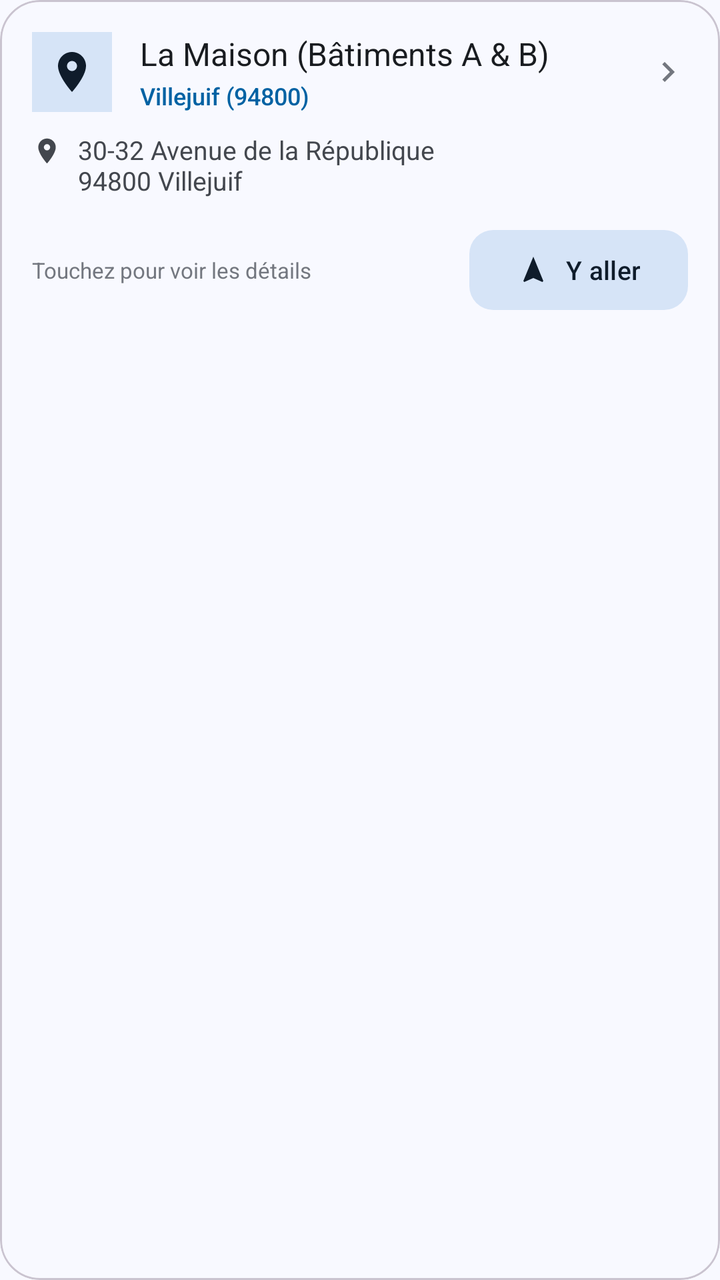
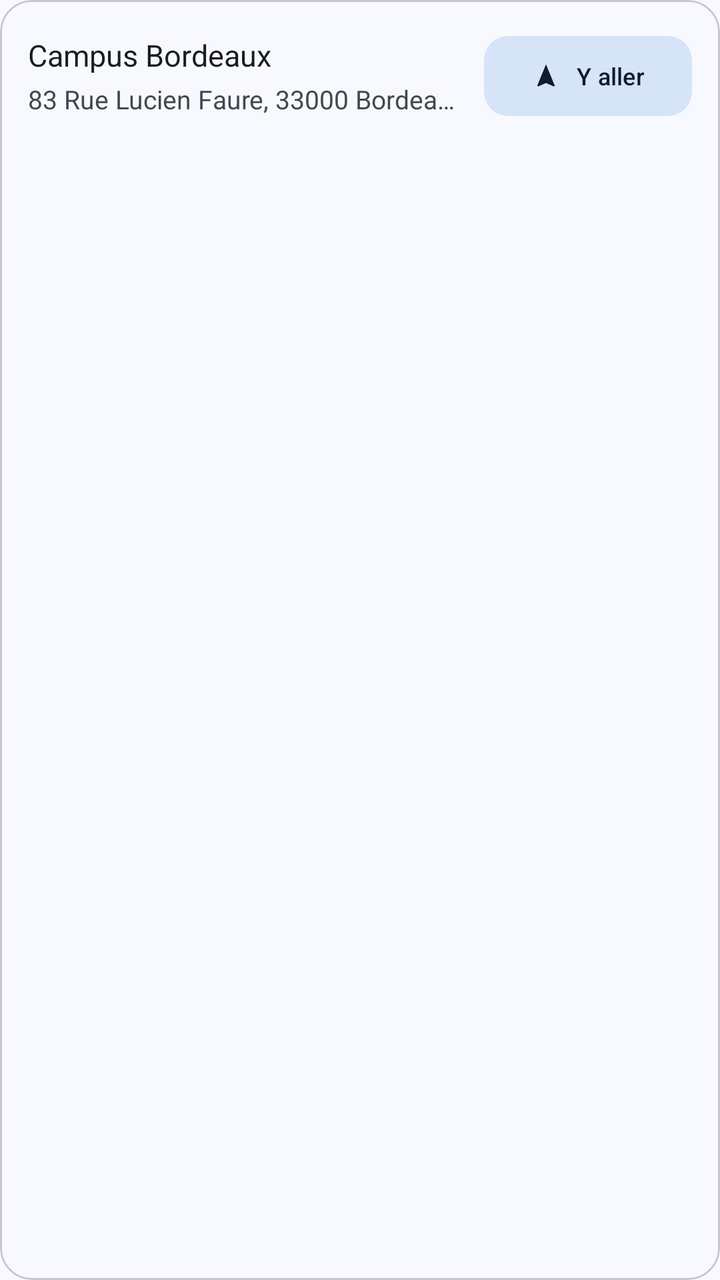

Two renders of the same Android screen: before a commit and after it. Below are the layout's source before the change and the commit's diff.
<!-- AndroidManifest.xml: application theme Theme.MyeFoss -->
<!-- res/layout/item_campus_card.xml -->
<?xml version="1.0" encoding="utf-8"?>
<com.google.android.material.card.MaterialCardView xmlns:android="http://schemas.android.com/apk/res/android"
    xmlns:app="http://schemas.android.com/apk/res-auto"
    android:layout_width="match_parent"
    android:layout_height="wrap_content"
    android:layout_marginBottom="12dp"
    android:clickable="true"
    android:focusable="true"
    android:foreground="?attr/selectableItemBackground"
    app:cardCornerRadius="20dp"
    app:cardElevation="0dp"
    app:strokeWidth="1dp"
    app:strokeColor="?attr/colorOutlineVariant"
    app:cardBackgroundColor="?attr/colorSurface">

    <LinearLayout
        android:layout_width="match_parent"
        android:layout_height="wrap_content"
        android:orientation="vertical"
        android:padding="16dp">

        <LinearLayout
            android:layout_width="match_parent"
            android:layout_height="wrap_content"
            android:gravity="center_vertical"
            android:orientation="horizontal">

            <ImageView
                android:id="@+id/ivCampusIcon"
                android:layout_width="40dp"
                android:layout_height="40dp"
                android:background="?attr/colorSecondaryContainer"
                android:padding="8dp"
                android:src="@drawable/ic_location"
                app:tint="?attr/colorOnSecondaryContainer" />

            <LinearLayout
                android:layout_width="0dp"
                android:layout_height="wrap_content"
                android:layout_marginStart="14dp"
                android:layout_weight="1"
                android:orientation="vertical">

                <TextView
                    android:id="@+id/tvCampusName"
                    android:layout_width="wrap_content"
                    android:layout_height="wrap_content"
                    android:fontFamily="sans-serif-bold"
                    android:textColor="?attr/colorOnSurface"
                    android:textSize="16sp"
                    android:text="La Maison (Bâtiments A &amp; B)" />

                <TextView
                    android:id="@+id/tvCampusSubtitle"
                    android:layout_width="wrap_content"
                    android:layout_height="wrap_content"
                    android:layout_marginTop="2dp"
                    android:textColor="?attr/colorPrimary"
                    android:fontFamily="sans-serif-medium"
                    android:textSize="12sp"
                    android:text="Villejuif (94800)" />

            </LinearLayout>

            <ImageView
                android:layout_width="20dp"
                android:layout_height="20dp"
                android:src="@drawable/ic_chevron_right"
                app:tint="?attr/colorOutline" />

        </LinearLayout>

        
        <LinearLayout
            android:layout_width="match_parent"
            android:layout_height="wrap_content"
            android:layout_marginTop="10dp"
            android:gravity="top"
            android:orientation="horizontal">

            <ImageView
                android:layout_width="15dp"
                android:layout_height="15dp"
                android:layout_marginTop="2dp"
                android:src="@drawable/ic_location"
                app:tint="?attr/colorOnSurfaceVariant" />

            <TextView
                android:id="@+id/tvCampusAddress"
                android:layout_width="0dp"
                android:layout_height="wrap_content"
                android:layout_marginStart="8dp"
                android:layout_weight="1"
                android:textColor="?attr/colorOnSurfaceVariant"
                android:textSize="13sp"
                android:maxLines="2"
                android:ellipsize="end"
                android:text="30-32 Avenue de la République\n94800 Villejuif" />

        </LinearLayout>

        
        <TextView
            android:id="@+id/tvCampusSites"
            android:layout_width="match_parent"
            android:layout_height="wrap_content"
            android:layout_marginTop="6dp"
            android:textSize="12sp"
            android:textColor="?attr/colorOutline"
            android:fontFamily="sans-serif"
            android:visibility="gone"
            android:text="Bâtiments A &amp; B, amphis, scolarité" />

        
        <LinearLayout
            android:layout_width="match_parent"
            android:layout_height="wrap_content"
            android:layout_marginTop="12dp"
            android:gravity="end|center_vertical"
            android:orientation="horizontal">

            <TextView
                android:id="@+id/tvClickForDetailsHint"
                android:layout_width="0dp"
                android:layout_height="wrap_content"
                android:layout_weight="1"
                android:text="Touchez pour voir les détails"
                android:textColor="?attr/colorOutline"
                android:textSize="11sp" />

            <com.google.android.material.button.MaterialButton
                android:id="@+id/btnNavigateCampus"
                style="@style/Widget.Material3.Button.TonalButton"
                android:layout_width="wrap_content"
                android:layout_height="wrap_content"
                android:text="Y aller"
                android:textSize="13sp"
                android:fontFamily="sans-serif-medium"
                app:cornerRadius="12dp"
                app:icon="@drawable/ic_navigation"
                app:iconSize="16dp" />

        </LinearLayout>

    </LinearLayout>

</com.google.android.material.card.MaterialCardView>
<!-- resources referenced by this layout -->
<resources>
  <!-- drawable ic_chevron_right (drawable) -->
  <vector xmlns:android="http://schemas.android.com/apk/res/android"
      android:width="24dp"
      android:height="24dp"
      android:viewportWidth="24"
      android:viewportHeight="24">
      <path
          android:fillColor="?attr/colorOnSurface"
          android:pathData="M10,6L8.59,7.41 13.17,12l-4.58,4.59L10,18l6,-6z"/>
  </vector>
  <!-- drawable ic_location (drawable) -->
  <vector xmlns:android="http://schemas.android.com/apk/res/android"
      android:width="24dp"
      android:height="24dp"
      android:viewportWidth="24"
      android:viewportHeight="24">
      <path
          android:fillColor="?attr/colorOnSurfaceVariant"
          android:pathData="M12,2C8.13,2 5,5.13 5,9c0,5.25 7,13 7,13s7,-7.75 7,-13c0,-3.87 -3.13,-7 -7,-7zM12,11.5c-1.38,0 -2.5,-1.12 -2.5,-2.5s1.12,-2.5 2.5,-2.5 2.5,1.12 2.5,2.5 -1.12,2.5 -2.5,2.5z"/>
  </vector>
  <!-- drawable ic_navigation (drawable) -->
  <vector xmlns:android="http://schemas.android.com/apk/res/android"
      android:width="24dp"
      android:height="24dp"
      android:viewportWidth="24"
      android:viewportHeight="24">
      <path
          android:fillColor="?attr/colorOnSurfaceVariant"
          android:pathData="M12,2L4.5,20.29l0.71,0.71L12,18l6.79,3 0.71,-0.71z"/>
  </vector>
  <color name="md_theme_light_primary">#0062A3</color>
  <color name="md_theme_light_onPrimary">#FFFFFF</color>
  <color name="md_theme_light_primaryContainer">#D0E4FF</color>
  <color name="md_theme_light_onPrimaryContainer">#001D36</color>
  <color name="md_theme_light_secondary">#525F70</color>
  <color name="md_theme_light_onSecondary">#FFFFFF</color>
  <color name="md_theme_light_secondaryContainer">#D6E4F7</color>
  <color name="md_theme_light_onSecondaryContainer">#0F1C2B</color>
  <color name="md_theme_light_tertiary">#6B5778</color>
  <color name="md_theme_light_onTertiary">#FFFFFF</color>
  <color name="md_theme_light_tertiaryContainer">#F2DAFF</color>
  <color name="md_theme_light_onTertiaryContainer">#251432</color>
  <color name="md_theme_light_background">#F8F9FF</color>
  <color name="md_theme_light_onBackground">#191C20</color>
  <color name="md_theme_light_surface">#F8F9FF</color>
  <color name="md_theme_light_onSurface">#191C20</color>
  <color name="md_theme_light_surfaceVariant">#DFE3EB</color>
  <color name="md_theme_light_onSurfaceVariant">#43474E</color>
  <color name="md_theme_light_outline">#73777F</color>
  <!-- unchanged entries left out for length: 1 -->
</resources>

<!-- the commit's change to res/layout/item_campus_card.xml (unified diff, before → after) -->
@@ -3,11 +3,11 @@
     xmlns:app="http://schemas.android.com/apk/res-auto"
     android:layout_width="match_parent"
     android:layout_height="wrap_content"
-    android:layout_marginBottom="12dp"
+    android:layout_marginBottom="10dp"
     android:clickable="true"
     android:focusable="true"
     android:foreground="?attr/selectableItemBackground"
-    app:cardCornerRadius="20dp"
+    app:cardCornerRadius="16dp"
     app:cardElevation="0dp"
     app:strokeWidth="1dp"
     app:strokeColor="?attr/colorOutlineVariant"
@@ -16,131 +16,51 @@
     <LinearLayout
         android:layout_width="match_parent"
         android:layout_height="wrap_content"
-        android:orientation="vertical"
-        android:padding="16dp">
+        android:gravity="center_vertical"
+        android:orientation="horizontal"
+        android:padding="14dp">
 
         <LinearLayout
-            android:layout_width="match_parent"
+            android:layout_width="0dp"
             android:layout_height="wrap_content"
-            android:gravity="center_vertical"
-            android:orientation="horizontal">
+            android:layout_weight="1"
+            android:orientation="vertical">
 
-            <ImageView
-                android:id="@+id/ivCampusIcon"
-                android:layout_width="40dp"
-                android:layout_height="40dp"
-                android:background="?attr/colorSecondaryContainer"
-                android:padding="8dp"
-                android:src="@drawable/ic_location"
-                app:tint="?attr/colorOnSecondaryContainer" />
+            <TextView
+                android:id="@+id/tvCampusName"
+                android:layout_width="wrap_content"
+                android:layout_height="wrap_content"
+                android:fontFamily="sans-serif-bold"
+                android:textColor="?attr/colorOnSurface"
+                android:textSize="15sp"
+                android:text="Campus Bordeaux" />
 
-            <LinearLayout
-                android:layout_width="0dp"
+            <TextView
+                android:id="@+id/tvCampusAddress"
+                android:layout_width="wrap_content"
                 android:layout_height="wrap_content"
-                android:layout_marginStart="14dp"
-                android:layout_weight="1"
-                android:orientation="vertical">
-
-                <TextView
-                    android:id="@+id/tvCampusName"
-                    android:layout_width="wrap_content"
-                    android:layout_height="wrap_content"
-                    android:fontFamily="sans-serif-bold"
-                    android:textColor="?attr/colorOnSurface"
-                    android:textSize="16sp"
-                    android:text="La Maison (Bâtiments A &amp; B)" />
-
-                <TextView
-                    android:id="@+id/tvCampusSubtitle"
-                    android:layout_width="wrap_content"
-                    android:layout_height="wrap_content"
-                    android:layout_marginTop="2dp"
-                    android:textColor="?attr/colorPrimary"
-                    android:fontFamily="sans-serif-medium"
-                    android:textSize="12sp"
-                    android:text="Villejuif (94800)" />
-
-            </LinearLayout>
-
-            <ImageView
-                android:layout_width="20dp"
-                android:layout_height="20dp"
-                android:src="@drawable/ic_chevron_right"
-                app:tint="?attr/colorOutline" />
+                android:layout_marginTop="3dp"
+                android:textColor="?attr/colorOnSurfaceVariant"
+                android:textSize="13sp"
+                android:maxLines="1"
+                android:ellipsize="end"
+                android:text="83 Rue Lucien Faure, 33000 Bordeaux" />
 
         </LinearLayout>
 
         
-        <LinearLayout
-            android:layout_width="match_parent"
+        <com.google.android.material.button.MaterialButton
+            android:id="@+id/btnNavigateCampus"
+            style="@style/Widget.Material3.Button.TonalButton"
+            android:layout_width="wrap_content"
             android:layout_height="wrap_content"
-            android:layout_marginTop="10dp"
-            android:gravity="top"
-            android:orientation="horizontal">
-
-            <ImageView
-                android:layout_width="15dp"
-                android:layout_height="15dp"
-                android:layout_marginTop="2dp"
-                android:src="@drawable/ic_location"
-                app:tint="?attr/colorOnSurfaceVariant" />
-
-            <TextView
-                android:id="@+id/tvCampusAddress"
-                android:layout_width="0dp"
-                android:layout_height="wrap_content"
-                android:layout_marginStart="8dp"
-                android:layout_weight="1"
-                android:textColor="?attr/colorOnSurfaceVariant"
-                android:textSize="13sp"
-                android:maxLines="2"
-                android:ellipsize="end"
-                android:text="30-32 Avenue de la République\n94800 Villejuif" />
-
-        </LinearLayout>
-
-        
-        <TextView
-            android:id="@+id/tvCampusSites"
-            android:layout_width="match_parent"
-            android:layout_height="wrap_content"
-            android:layout_marginTop="6dp"
+            android:layout_marginStart="10dp"
+            android:text="Y aller"
             android:textSize="12sp"
-            android:textColor="?attr/colorOutline"
-            android:fontFamily="sans-serif"
-            android:visibility="gone"
-            android:text="Bâtiments A &amp; B, amphis, scolarité" />
-
-        
-        <LinearLayout
-            android:layout_width="match_parent"
-            android:layout_height="wrap_content"
-            android:layout_marginTop="12dp"
-            android:gravity="end|center_vertical"
-            android:orientation="horizontal">
-
-            <TextView
-                android:id="@+id/tvClickForDetailsHint"
-                android:layout_width="0dp"
-                android:layout_height="wrap_content"
-                android:layout_weight="1"
-                android:text="Touchez pour voir les détails"
-                android:textColor="?attr/colorOutline"
-                android:textSize="11sp" />
-
-            <com.google.android.material.button.MaterialButton
-                android:id="@+id/btnNavigateCampus"
-                style="@style/Widget.Material3.Button.TonalButton"
-                android:layout_width="wrap_content"
-                android:layout_height="wrap_content"
-                android:text="Y aller"
-                android:textSize="13sp"
-                android:fontFamily="sans-serif-medium"
-                app:cornerRadius="12dp"
-                app:icon="@drawable/ic_navigation"
-                app:iconSize="16dp" />
-
-        </LinearLayout>
+            android:fontFamily="sans-serif-medium"
+            app:cornerRadius="12dp"
+            app:icon="@drawable/ic_navigation"
+            app:iconSize="14dp" />
 
     </LinearLayout>
 
<!-- resource entries referenced after the edit -->
@@ -1,25 +1,5 @@
 <!-- resources referenced by this layout -->
 <resources>
-  <!-- drawable ic_chevron_right (drawable) -->
-  <vector xmlns:android="http://schemas.android.com/apk/res/android"
-      android:width="24dp"
-      android:height="24dp"
-      android:viewportWidth="24"
-      android:viewportHeight="24">
-      <path
-          android:fillColor="?attr/colorOnSurface"
-          android:pathData="M10,6L8.59,7.41 13.17,12l-4.58,4.59L10,18l6,-6z"/>
-  </vector>
-  <!-- drawable ic_location (drawable) -->
-  <vector xmlns:android="http://schemas.android.com/apk/res/android"
-      android:width="24dp"
-      android:height="24dp"
-      android:viewportWidth="24"
-      android:viewportHeight="24">
-      <path
-          android:fillColor="?attr/colorOnSurfaceVariant"
-          android:pathData="M12,2C8.13,2 5,5.13 5,9c0,5.25 7,13 7,13s7,-7.75 7,-13c0,-3.87 -3.13,-7 -7,-7zM12,11.5c-1.38,0 -2.5,-1.12 -2.5,-2.5s1.12,-2.5 2.5,-2.5 2.5,1.12 2.5,2.5 -1.12,2.5 -2.5,2.5z"/>
-  </vector>
   <!-- drawable ic_navigation (drawable) -->
   <vector xmlns:android="http://schemas.android.com/apk/res/android"
       android:width="24dp"
